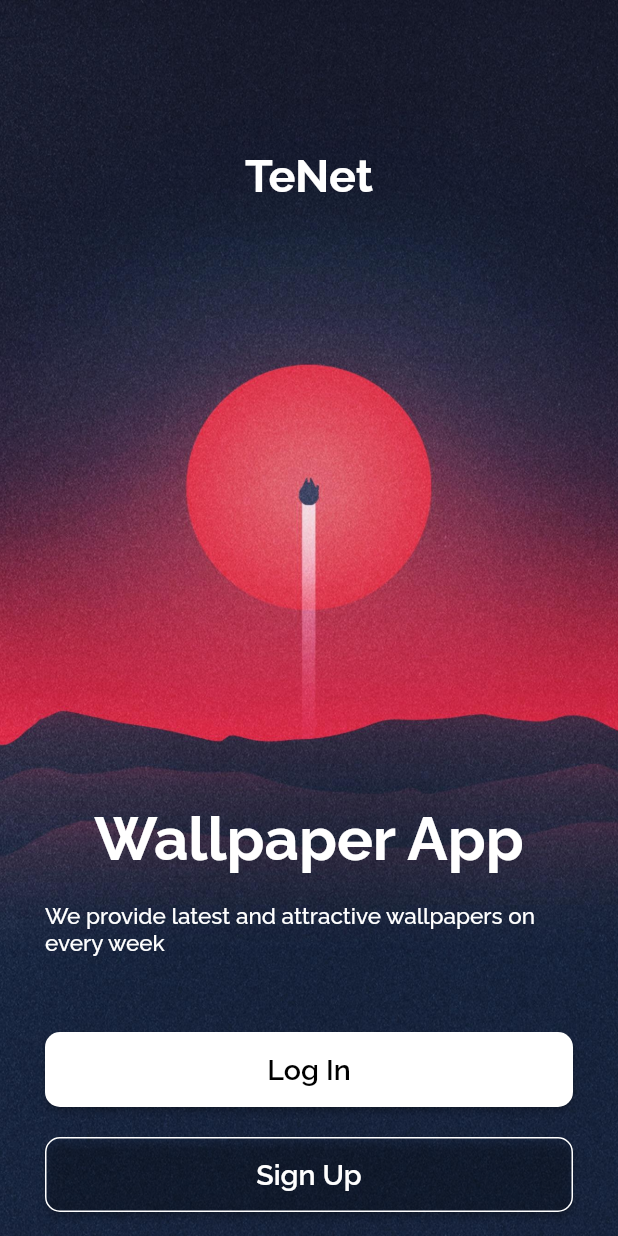
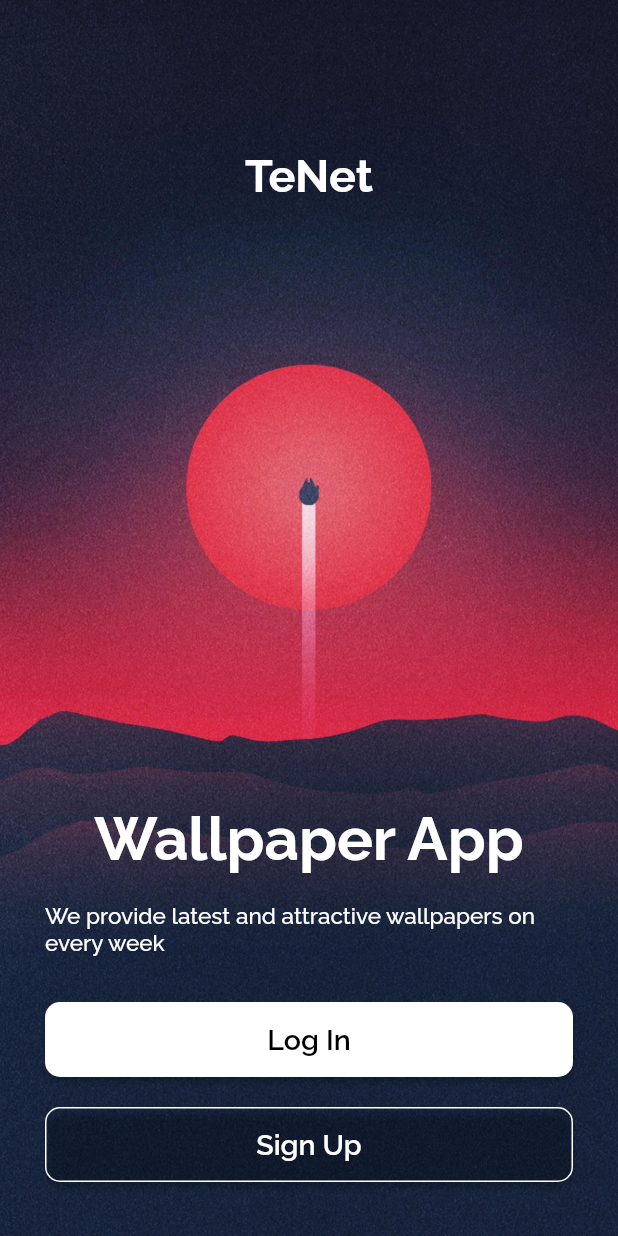
Before and after one commit to Rishabh3998/TeNeT, a Flutter app: the screen it shows after launch, on a phone screen of 412 x 824 dp. Run offline on Flutter 3.47's test engine with Material 2 defaults, Android fonts, the phone set to English and light mode, and no system bars; our stand-ins replace firebase_core, google_fonts; accounts and stored records are empty.

```diff
--- a/lib/main.dart
+++ b/lib/main.dart
@@ -3,20 +3,58 @@ import 'package:google_fonts/google_fonts.dart';
 import 'package:login_page/screens/home_page.dart';
 import 'package:login_page/screens/login_page.dart';
 import 'package:login_page/screens/signup_page.dart';
+import 'package:login_page/services.dart';
 import 'package:login_page/utils/routes.dart';
-import 'package:login_page/widgets/splash_screen.dart';
+import 'package:firebase_core/firebase_core.dart';
+// import 'package:login_page/widgets/splash_screen.dart';
 
 void main() {
+  WidgetsFlutterBinding.ensureInitialized();
   runApp(MyApp());
 }
 
-class MyApp extends StatelessWidget {
-  loadSplashScreen() async {
-    return ('splashScreen');
+class MyApp extends StatefulWidget {
+  @override
+  _MyAppState createState() => _MyAppState();
+}
+
+class _MyAppState extends State<MyApp> {
+  bool _initialized = false;
+  bool _error = false;
+
+  // Define an async function to initialize FlutterFire
+  void initializeFlutterFire() async {
+    try {
+      // Wait for Firebase to initialize and set `_initialized` state to true
+      await Firebase.initializeApp();
+      setState(() {
+        _initialized = true;
+      });
+    } catch (e) {
+      // Set `_error` state to true if Firebase initialization fails
+      setState(() {
+        _error = true;
+      });
+    }
+  }
+
+  @override
+  void initState() {
+    initializeFlutterFire();
+    super.initState();
   }
 
   @override
   Widget build(BuildContext context) {
+    if (_error) {
+      return SomethingWentWrong();
+    }
+
+    // Show a loader until FlutterFire is initialized
+    if (!_initialized) {
+      return CircularProgressIndicator();
+    }
+
     return MaterialApp(
       debugShowCheckedModeBanner: false,
       themeMode: ThemeMode.dark,
@@ -36,12 +74,13 @@ class MyApp extends StatelessWidget {
           ),
         ),
       ),
-      // initialRoute: 'Loginpage',
+      // initialRoute: 'SomethingWentWrong',
       routes: {
-        MyRoutes.home: (context) => LoginPage(),
+        MyRoutes.root: (context) => LoginPage(),
+        MyRoutes.home: (context) => HomePage(),
         MyRoutes.loginPage: (context) => LoginPage(),
         MyRoutes.signUpPage: (context) => SignUpPage(),
-        "splashScreen": (context) => SplashScreen(),
+        // "splashScreen": (context) => SplashScreen(),
       },
     );
   }
--- a/lib/screens/login_page.dart
+++ b/lib/screens/login_page.dart
@@ -12,24 +12,10 @@ class _LoginPageState extends State<LoginPage> {
   @override
   Widget build(BuildContext context) {
     return Scaffold(
-      // appBar: AppBar(
-      //   backgroundColor: Colors.black,
-      //   elevation: 0.0,
-      //   title: Text(
-      //     'TeNeT',
-      //     style: GoogleFonts.raleway(
-      //       color: Colors.white,
-      //       fontSize: 30,
-      //       fontWeight: FontWeight.bold,
-      //     ),
-      //   ),
-      // ),
-      body: Stack(
-        children: [
-          Center(
-            child: Container(
-              width: double.maxFinite,
-              height: double.maxFinite,
+      body: Container(
+        // width: double.maxFinite,
+        width: (MediaQuery.of(context).size.width),
+        height: (MediaQuery.of(context).size.height),
         decoration: BoxDecoration(
           image: DecorationImage(
             image: AssetImage('assets/images/7.jpg'),
@@ -38,6 +24,8 @@ class _LoginPageState extends State<LoginPage> {
         ),
         child: SingleChildScrollView(
           child: Column(
+            mainAxisAlignment: MainAxisAlignment.center,
+            crossAxisAlignment: CrossAxisAlignment.center,
             children: [
               SizedBox(
                 height: 100.0,
@@ -66,7 +54,9 @@ class _LoginPageState extends State<LoginPage> {
               ),
               Padding(
                 padding: EdgeInsets.fromLTRB(30, 10, 30, 10),
-                      child: Text(
+                child: Column(
+                  children: [
+                    Text(
                       "We provide latest and attractive wallpapers on every week",
                       style: GoogleFonts.raleway(
                         fontStyle: FontStyle.normal,
@@ -74,16 +64,8 @@ class _LoginPageState extends State<LoginPage> {
                         fontWeight: FontWeight.w500,
                       ),
                     ),
-                    ),
                     SizedBox(
-                      height: 10.0,
-                    ),
-                    Container(
-                      padding: EdgeInsets.fromLTRB(30, 10, 30, 10),
-                      child: Column(
-                        children: [
-                          SizedBox(
-                            height: 20.0,
+                      height: 30.0,
                     ),
                     ElevatedButton(
                       child: Text(
@@ -143,7 +125,9 @@ class _LoginPageState extends State<LoginPage> {
                         Navigator.push(
                           context,
                           MaterialPageRoute(
-                                      builder: (context) => SignUpPage()));
+                            builder: (context) => SignUpPage(),
+                          ),
+                        );
                         setState(() {});
                       },
                     ),
@@ -154,9 +138,6 @@ class _LoginPageState extends State<LoginPage> {
           ),
         ),
       ),
-          ),
-        ],
-      ),
     );
   }
 }
--- a/lib/utils/routes.dart
+++ b/lib/utils/routes.dart
@@ -1,5 +1,6 @@
 class MyRoutes {
   static String loginPage = 'LoginPage';
   static String signUpPage = 'SignUpPage';
-  static String home = '/';
+  static String root = '/';
+  static String home = 'home';
 }
--- a/pubspec.yaml
+++ b/pubspec.yaml
@@ -33,6 +33,9 @@ dependencies:
 dev_dependencies:
   flutter_test:
     sdk: flutter
+  firebase_core:
+  firebase_auth:
+
 
 # For information on the generic Dart part of this file, see the
 # following page: https://dart.dev/tools/pub/pubspec
```
Also changed, not shown: lib/screens/signup_page.dart (+11 -10 lines), lib/services.dart (added, +65 -0 lines), pubspec.lock, 3 other files. Lines whose indentation alone changed are shown as unchanged.
